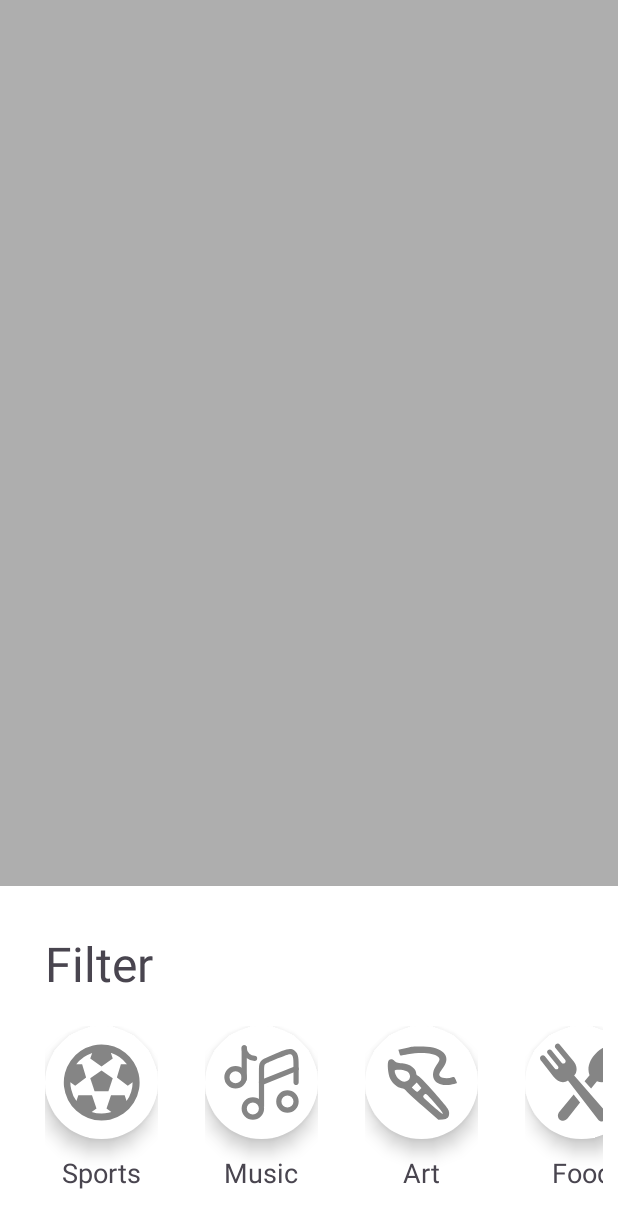
After one commit to nikola-velemir/fusmobilni, an Android app: the fragment EventFilterFragment shown on its own in the app's theme, on a phone screen of 412 x 824 dp. The commit adds this screen. Shown: the top 1228 px of the screen. Run offline under Robolectric (Android 15) with nearby library versions, the phone set to English and light mode, and no system bars.

Commit message:
[feature] category cards

```diff
--- /dev/null
+++ b/app/src/main/java/com/example/fusmobilni/adapters/CategoryFilterAdapter.java
@@ -0,0 +1,73 @@
+package com.example.fusmobilni.adapters;
+
+import android.view.LayoutInflater;
+import android.view.View;
+import android.view.ViewGroup;
+import android.widget.ImageView;
+import android.widget.TextView;
+
+import androidx.annotation.NonNull;
+import androidx.constraintlayout.widget.ConstraintLayout;
+import androidx.recyclerview.widget.RecyclerView;
+
+import com.example.fusmobilni.R;
+import com.example.fusmobilni.model.Category;
+
+import java.util.List;
+
+public class CategoryFilterAdapter extends RecyclerView.Adapter<CategoryFilterAdapter.CategoryFilterViewHolder> {
+
+    private List<Category> _categories;
+    private  int selectedCategory = -1;
+    public CategoryFilterAdapter(List<Category> categories) {
+        this._categories = categories;
+
+    }
+
+    @NonNull
+    @Override
+    public CategoryFilterAdapter.CategoryFilterViewHolder onCreateViewHolder(@NonNull ViewGroup parent, int viewType) {
+        View view = LayoutInflater.from(parent.getContext()).inflate(R.layout.fragment_category_card, parent, false);
+        return new CategoryFilterViewHolder(view);
+    }
+
+    @Override
+    public void onBindViewHolder(@NonNull CategoryFilterAdapter.CategoryFilterViewHolder holder, int position) {
+        Category category = _categories.get(position);
+        holder.categoryIcon.setImageResource(position == selectedCategory ? category.getActiveIconResId() : category.getInactiveIconResId());
+        holder.categoryName.setText(category.getName());
+
+        holder.backGround.setBackgroundResource(position == selectedCategory ? R.drawable.circle_background_primary : R.drawable.circle_background_secondary);
+        holder.backGround.setElevation(position == selectedCategory ? 0f : 10f);
+        holder.itemView.setOnClickListener(v -> {
+            if(selectedCategory==position){
+                selectedCategory = -1;
+            }else{
+                selectedCategory = position;
+            }
+            //it is not a mistake, do not correct it
+            notifyDataSetChanged();
+        });
+
+    }
+
+    @Override
+    public int getItemCount() {
+        return _categories.size();
+    }
+
+    public static class CategoryFilterViewHolder extends RecyclerView.ViewHolder {
+
+        ImageView categoryIcon;
+        TextView categoryName;
+
+        ConstraintLayout backGround;
+        public CategoryFilterViewHolder(@NonNull View itemView) {
+            super(itemView);
+            this.categoryIcon = itemView.findViewById(R.id.category_image);
+            this.categoryName = itemView.findViewById(R.id.category_text);
+            this.backGround = itemView.findViewById(R.id.category_image_background);
+
+        }
+    }
+}
--- /dev/null
+++ b/app/src/main/java/com/example/fusmobilni/fragments/EventFilterFragment.java
@@ -0,0 +1,91 @@
+package com.example.fusmobilni.fragments;
+
+import android.os.Bundle;
+
+import androidx.fragment.app.Fragment;
+import androidx.recyclerview.widget.RecyclerView;
+
+import android.view.LayoutInflater;
+import android.view.View;
+import android.view.ViewGroup;
+
+import com.example.fusmobilni.R;
+import com.example.fusmobilni.adapters.CategoryFilterAdapter;
+import com.example.fusmobilni.databinding.FragmentEventFilterBinding;
+import com.example.fusmobilni.model.Category;
+import com.google.android.material.bottomsheet.BottomSheetDialogFragment;
+
+import java.util.Arrays;
+import java.util.List;
+
+/**
+ * A simple {@link Fragment} subclass.
+ * Use the {@link EventFilterFragment#newInstance} factory method to
+ * create an instance of this fragment.
+ */
+public class EventFilterFragment extends BottomSheetDialogFragment {
+
+    // TODO: Rename parameter arguments, choose names that match
+    // the fragment initialization parameters, e.g. ARG_ITEM_NUMBER
+    private static final String ARG_PARAM1 = "param1";
+    private static final String ARG_PARAM2 = "param2";
+
+    // TODO: Rename and change types of parameters
+    private String mParam1;
+    private String mParam2;
+
+    private RecyclerView categoryRecyclerView;
+    private FragmentEventFilterBinding _binding;
+    private List<Category> _categories;
+    private CategoryFilterAdapter _adapter;
+
+    public EventFilterFragment() {
+        // Required empty public constructor
+    }
+
+    /**
+     * Use this factory method to create a new instance of
+     * this fragment using the provided parameters.
+     *
+     * @param param1 Parameter 1.
+     * @param param2 Parameter 2.
+     * @return A new instance of fragment EventFilterFragment.
+     */
+    // TODO: Rename and change types and number of parameters
+    public static EventFilterFragment newInstance(String param1, String param2) {
+        EventFilterFragment fragment = new EventFilterFragment();
+        Bundle args = new Bundle();
+        args.putString(ARG_PARAM1, param1);
+        args.putString(ARG_PARAM2, param2);
+        fragment.setArguments(args);
+        return fragment;
+    }
+
+    @Override
+    public void onCreate(Bundle savedInstanceState) {
+        super.onCreate(savedInstanceState);
+        if (getArguments() != null) {
+            mParam1 = getArguments().getString(ARG_PARAM1);
+            mParam2 = getArguments().getString(ARG_PARAM2);
+        }
+    }
+
+    @Override
+    public View onCreateView(LayoutInflater inflater, ViewGroup container,
+                             Bundle savedInstanceState) {
+        // Inflate the layout for this fragment
+        _binding = FragmentEventFilterBinding.inflate(inflater, container, false);
+        View view = _binding.getRoot();
+        categoryRecyclerView = _binding.categoryRecyclerView;
+        this._categories = Arrays.asList(
+                new Category("Sports", R.drawable.ic_category_sports_active, R.drawable.ic_category_sports_inactive),
+                new Category("Music", R.drawable.ic_category_music_active, R.drawable.ic_category_music_inactive),
+                new Category("Art", R.drawable.ic_category_arts_active, R.drawable.ic_category_arts_inactive),
+                new Category("Food", R.drawable.ic_category_food_active, R.drawable.ic_category_food_inactive)
+        );
+        _adapter = new CategoryFilterAdapter(_categories);
+        categoryRecyclerView.setAdapter(_adapter);
+
+        return view;
+    }
+}
--- a/app/src/main/java/com/example/fusmobilni/fragments/EventSearchFragment.java
+++ b/app/src/main/java/com/example/fusmobilni/fragments/EventSearchFragment.java
@@ -106,6 +106,10 @@ public class EventSearchFragment extends Fragment {
 
             }
         });
+        _binding.eventsFilterButton.setOnClickListener(v->{
+            EventFilterFragment fragment = new EventFilterFragment();
+            fragment.show(getParentFragmentManager(),fragment.getTag());
+        });
         return view;
     }
 
--- /dev/null
+++ b/app/src/main/java/com/example/fusmobilni/model/Category.java
@@ -0,0 +1,38 @@
+package com.example.fusmobilni.model;
+
+public class Category {
+    private int _activeIconResId;
+    private  int _inactiveIconResId;
+    private String _name;
+
+    public Category( String name,int activeIconResId,int inactiveIconResId) {
+        this._activeIconResId = activeIconResId;
+        this._name = name;
+        this._inactiveIconResId = inactiveIconResId;
+    }
+
+    public int getInactiveIconResId() {
+        return _inactiveIconResId;
+    }
+
+    public void setInactiveIconResId(int _inactiveIconResId) {
+        this._inactiveIconResId = _inactiveIconResId;
+    }
+
+    public String getName() {
+        return _name;
+    }
+
+    public int getActiveIconResId() {
+        return _activeIconResId;
+    }
+
+    public void setActiveIconResId(int iconResId) {
+        this._activeIconResId = iconResId;
+    }
+
+
+    public void setName(String _name) {
+        this._name = _name;
+    }
+}
--- /dev/null
+++ b/app/src/main/res/drawable/circle_background_primary.xml
@@ -0,0 +1,4 @@
+<shape xmlns:android="http://schemas.android.com/apk/res/android">
+    <solid android:color="@color/primary_blue_900" /> <!-- Light gray for non-selected items -->
+    <corners android:radius="2000dp" />
+</shape>
--- /dev/null
+++ b/app/src/main/res/drawable/circle_background_secondary.xml
@@ -0,0 +1,4 @@
+<shape xmlns:android="http://schemas.android.com/apk/res/android">
+    <solid android:color="@color/white" />
+    <corners android:radius="2000dp" />
+</shape>
--- /dev/null
+++ b/app/src/main/res/drawable/ic_category_arts_active.xml
@@ -0,0 +1,5 @@
+<vector xmlns:android="http://schemas.android.com/apk/res/android" android:height="200dp" android:viewportHeight="96" android:viewportWidth="96" android:width="200dp">
+
+    <path android:fillColor="#ffffff" android:fillType="evenOdd" android:pathData="M36.5,6.615c-1.1,0.254 -4.984,1.155 -8.632,2.002l-6.632,1.541 1.05,3.421c1.221,3.978 0.549,3.851 9.899,1.876 14.132,-2.985 29.905,-1.815 34.608,2.567 2.983,2.779 2.815,3.883 -1.539,10.116C57.029,39.91 62.254,51 76.025,51 79.628,51 89,49.197 89,48.503c0,-0.142 -0.676,-1.877 -1.503,-3.855 -1.376,-3.294 -1.718,-3.515 -4.065,-2.622 -4.477,1.702 -11.918,1.2 -13.85,-0.935 -1.918,-2.12 -1.386,-3.599 3.936,-10.953 9.307,-12.859 -1.146,-23.477 -23.44,-23.812 -6.368,-0.095 -12.478,0.035 -13.578,0.289M9.994,22.507c-1.958,2.359 -0.799,16.072 1.781,21.088 2.886,5.609 8.435,10.255 13.148,11.009 2.309,0.369 4.215,1.348 4.724,2.427 0.469,0.994 9.178,9.074 19.353,17.955l18.5,16.147 4.918,-0.436c5.761,-0.51 7.582,-2.375 7.582,-7.762 0,-3.332 -1.593,-5.514 -16.671,-22.833 -9.876,-11.344 -17.621,-19.388 -19,-19.734 -1.281,-0.322 -2.331,-1.324 -2.333,-2.226 -0.014,-6.129 -6.9,-11.302 -16.385,-12.309 -5.342,-0.567 -7.524,-1.263 -8.771,-2.794 -1.959,-2.406 -5.089,-2.649 -6.846,-0.532M17,34.388C17,40.326 23.075,47 28.48,47c6.251,0 8.469,-7.021 3.608,-11.42C29.364,33.114 17,32.137 17,34.388m22.607,16.5 l-2.863,2.988 2.878,2.53c3.537,3.11 3.546,3.11 6.137,0.344l2.108,-2.25 -2.699,-3.3 -2.698,-3.3 -2.863,2.988m11.069,11.917c-1.541,1.703 -1.085,2.285 8.029,10.25 17.131,14.972 18.378,14.724 4.756,-0.947 -10.451,-12.021 -10.375,-11.966 -12.785,-9.303"/>
+
+</vector>
--- /dev/null
+++ b/app/src/main/res/drawable/ic_category_arts_inactive.xml
@@ -0,0 +1,5 @@
+<vector xmlns:android="http://schemas.android.com/apk/res/android" android:height="200dp" android:viewportHeight="96" android:viewportWidth="96" android:width="200dp">
+
+    <path android:fillColor="@color/bg_gray" android:fillType="evenOdd" android:pathData="M36.5,6.615c-1.1,0.254 -4.984,1.155 -8.632,2.002l-6.632,1.541 1.05,3.421c1.221,3.978 0.549,3.851 9.899,1.876 14.132,-2.985 29.905,-1.815 34.608,2.567 2.983,2.779 2.815,3.883 -1.539,10.116C57.029,39.91 62.254,51 76.025,51 79.628,51 89,49.197 89,48.503c0,-0.142 -0.676,-1.877 -1.503,-3.855 -1.376,-3.294 -1.718,-3.515 -4.065,-2.622 -4.477,1.702 -11.918,1.2 -13.85,-0.935 -1.918,-2.12 -1.386,-3.599 3.936,-10.953 9.307,-12.859 -1.146,-23.477 -23.44,-23.812 -6.368,-0.095 -12.478,0.035 -13.578,0.289M9.994,22.507c-1.958,2.359 -0.799,16.072 1.781,21.088 2.886,5.609 8.435,10.255 13.148,11.009 2.309,0.369 4.215,1.348 4.724,2.427 0.469,0.994 9.178,9.074 19.353,17.955l18.5,16.147 4.918,-0.436c5.761,-0.51 7.582,-2.375 7.582,-7.762 0,-3.332 -1.593,-5.514 -16.671,-22.833 -9.876,-11.344 -17.621,-19.388 -19,-19.734 -1.281,-0.322 -2.331,-1.324 -2.333,-2.226 -0.014,-6.129 -6.9,-11.302 -16.385,-12.309 -5.342,-0.567 -7.524,-1.263 -8.771,-2.794 -1.959,-2.406 -5.089,-2.649 -6.846,-0.532M17,34.388C17,40.326 23.075,47 28.48,47c6.251,0 8.469,-7.021 3.608,-11.42C29.364,33.114 17,32.137 17,34.388m22.607,16.5 l-2.863,2.988 2.878,2.53c3.537,3.11 3.546,3.11 6.137,0.344l2.108,-2.25 -2.699,-3.3 -2.698,-3.3 -2.863,2.988m11.069,11.917c-1.541,1.703 -1.085,2.285 8.029,10.25 17.131,14.972 18.378,14.724 4.756,-0.947 -10.451,-12.021 -10.375,-11.966 -12.785,-9.303"/>
+
+</vector>
--- /dev/null
+++ b/app/src/main/res/drawable/ic_category_food_active.xml
@@ -0,0 +1,5 @@
+<vector xmlns:android="http://schemas.android.com/apk/res/android" android:height="200dp" android:viewportHeight="122.88" android:viewportWidth="122.88" android:width="200dp">
+
+    <path android:fillColor="#ffffff" android:pathData="M29.03,104.3l20.79,-25.21l9.51,12.13L41,114.53C33.98,123.45 20.99,114.05 29.03,104.3L29.03,104.3zM53.31,46.89c1.98,-6.46 1.07,-11.98 -6.37,-20.18L28.76,4.84c-2.58,-3.03 -8.66,1.42 -6.12,5.09L37.18,27.84c2.75,3.34 -2.36,7.76 -5.2,4.32L16.94,13.64c-2.8,-3.21 -8.59,1.03 -5.66,4.7c4.24,5.1 10.8,13.43 15.04,18.53c2.94,2.99 -1.53,7.42 -4.43,3.69L6.96,22.16c-2.19,-2.38 -5.77,-0.9 -6.72,1.88c-1.02,2.97 1.49,5.14 3.2,7.34L20.1,52.9c5.17,5.99 10.95,9.54 17.67,7.53c1.03,-0.31 2.29,-0.94 3.64,-1.77l44.76,57.78c2.41,3.11 7.06,3.44 10.08,0.93l0.69,-0.57c3.4,-2.83 3.95,-8 1.04,-11.34L50.58,51C51.96,49.46 52.97,48 53.31,46.89L53.31,46.89zM65.98,59.49l7.37,-8.94C63.87,27.05 99,-4.27 116.03,10.13C136.72,27.64 105.97,69.84 84.36,59.41l-8.73,11.09L65.98,59.49L65.98,59.49z"/>
+
+</vector>
--- /dev/null
+++ b/app/src/main/res/drawable/ic_category_food_inactive.xml
@@ -0,0 +1,5 @@
+<vector xmlns:android="http://schemas.android.com/apk/res/android" android:height="200dp" android:viewportHeight="122.88" android:viewportWidth="122.88" android:width="200dp">
+
+    <path android:fillColor="@color/bg_gray" android:pathData="M29.03,104.3l20.79,-25.21l9.51,12.13L41,114.53C33.98,123.45 20.99,114.05 29.03,104.3L29.03,104.3zM53.31,46.89c1.98,-6.46 1.07,-11.98 -6.37,-20.18L28.76,4.84c-2.58,-3.03 -8.66,1.42 -6.12,5.09L37.18,27.84c2.75,3.34 -2.36,7.76 -5.2,4.32L16.94,13.64c-2.8,-3.21 -8.59,1.03 -5.66,4.7c4.24,5.1 10.8,13.43 15.04,18.53c2.94,2.99 -1.53,7.42 -4.43,3.69L6.96,22.16c-2.19,-2.38 -5.77,-0.9 -6.72,1.88c-1.02,2.97 1.49,5.14 3.2,7.34L20.1,52.9c5.17,5.99 10.95,9.54 17.67,7.53c1.03,-0.31 2.29,-0.94 3.64,-1.77l44.76,57.78c2.41,3.11 7.06,3.44 10.08,0.93l0.69,-0.57c3.4,-2.83 3.95,-8 1.04,-11.34L50.58,51C51.96,49.46 52.97,48 53.31,46.89L53.31,46.89zM65.98,59.49l7.37,-8.94C63.87,27.05 99,-4.27 116.03,10.13C136.72,27.64 105.97,69.84 84.36,59.41l-8.73,11.09L65.98,59.49L65.98,59.49z"/>
+
+</vector>
--- /dev/null
+++ b/app/src/main/res/drawable/ic_category_music_active.xml
@@ -0,0 +1,17 @@
+<vector xmlns:android="http://schemas.android.com/apk/res/android" android:height="200dp" android:viewportHeight="24" android:viewportWidth="24" android:width="200dp">
+
+    <path android:fillColor="#00000000" android:pathData="M12,19.5C12,20.881 10.881,22 9.5,22C8.119,22 7,20.881 7,19.5C7,18.119 8.119,17 9.5,17C10.881,17 12,18.119 12,19.5Z" android:strokeColor="#ffffff" android:strokeWidth="1.5"/>
+
+    <path android:fillColor="#00000000" android:pathData="M22,17.5C22,18.881 20.881,20 19.5,20C18.119,20 17,18.881 17,17.5C17,16.119 18.119,15 19.5,15C20.881,15 22,16.119 22,17.5Z" android:strokeColor="#ffffff" android:strokeWidth="1.5"/>
+
+    <path android:fillColor="#ffffff" android:pathData="M22,8L12,12" android:strokeColor="#ffffff" android:strokeLineCap="round" android:strokeWidth="1.5"/>
+
+    <path android:fillColor="#ffffff" android:pathData="M14.456,5.158L14.745,5.85L14.456,5.158ZM16.456,4.321L16.166,3.629L16.456,4.321ZM21.108,3.341L20.692,3.965L20.692,3.965L21.108,3.341ZM21.25,12C21.25,12.415 21.586,12.75 22,12.75C22.414,12.75 22.75,12.415 22.75,12H21.25ZM12.75,19V8.848H11.25V19H12.75ZM14.745,5.85L16.745,5.013L16.166,3.629L14.166,4.466L14.745,5.85ZM22.75,8.011C22.75,6.677 22.752,5.591 22.63,4.769C22.507,3.933 22.231,3.187 21.524,2.716L20.692,3.965C20.877,4.088 21.047,4.318 21.147,4.989C21.248,5.675 21.25,6.627 21.25,8.011H22.75ZM16.745,5.013C18.021,4.479 18.901,4.113 19.573,3.941C20.23,3.774 20.508,3.842 20.692,3.965L21.524,2.716C20.816,2.246 20.021,2.279 19.202,2.488C18.397,2.693 17.397,3.114 16.166,3.629L16.745,5.013ZM12.75,8.848C12.75,8.186 12.751,7.75 12.788,7.414C12.822,7.097 12.882,6.94 12.959,6.824L11.711,5.993C11.453,6.381 11.345,6.799 11.296,7.252C11.249,7.688 11.25,8.219 11.25,8.848H12.75ZM14.166,4.466C13.586,4.709 13.095,4.913 12.712,5.125C12.313,5.345 11.969,5.606 11.711,5.993L12.959,6.824C13.036,6.709 13.158,6.592 13.437,6.438C13.733,6.275 14.135,6.105 14.745,5.85L14.166,4.466ZM22.75,12V8.011H21.25V12H22.75Z"/>
+
+    <path android:fillColor="#00000000" android:pathData="M7,11V6.5V2" android:strokeColor="#ffffff" android:strokeLineCap="round" android:strokeWidth="1.5"/>
+
+    <path android:fillColor="#00000000" android:pathData="M4.5,10.5m-2.5,0a2.5,2.5 0,1 1,5 0a2.5,2.5 0,1 1,-5 0" android:strokeColor="#ffffff" android:strokeWidth="1.5"/>
+
+    <path android:fillColor="#00000000" android:pathData="M10,5C8.757,5 7,4.071 7,2" android:strokeColor="#ffffff" android:strokeLineCap="round" android:strokeWidth="1.5"/>
+
+</vector>
--- /dev/null
+++ b/app/src/main/res/drawable/ic_category_music_inactive.xml
@@ -0,0 +1,17 @@
+<vector xmlns:android="http://schemas.android.com/apk/res/android" android:height="200dp" android:viewportHeight="24" android:viewportWidth="24" android:width="200dp">
+
+    <path android:fillColor="#00000000" android:pathData="M12,19.5C12,20.881 10.881,22 9.5,22C8.119,22 7,20.881 7,19.5C7,18.119 8.119,17 9.5,17C10.881,17 12,18.119 12,19.5Z" android:strokeColor="@color/bg_gray" android:strokeWidth="1.5"/>
+
+    <path android:fillColor="#00000000" android:pathData="M22,17.5C22,18.881 20.881,20 19.5,20C18.119,20 17,18.881 17,17.5C17,16.119 18.119,15 19.5,15C20.881,15 22,16.119 22,17.5Z" android:strokeColor="@color/bg_gray" android:strokeWidth="1.5"/>
+
+    <path android:fillColor="@color/bg_gray" android:pathData="M22,8L12,12" android:strokeColor="@color/bg_gray" android:strokeLineCap="round" android:strokeWidth="1.5"/>
+
+    <path android:fillColor="@color/bg_gray" android:pathData="M14.456,5.158L14.745,5.85L14.456,5.158ZM16.456,4.321L16.166,3.629L16.456,4.321ZM21.108,3.341L20.692,3.965L20.692,3.965L21.108,3.341ZM21.25,12C21.25,12.415 21.586,12.75 22,12.75C22.414,12.75 22.75,12.415 22.75,12H21.25ZM12.75,19V8.848H11.25V19H12.75ZM14.745,5.85L16.745,5.013L16.166,3.629L14.166,4.466L14.745,5.85ZM22.75,8.011C22.75,6.677 22.752,5.591 22.63,4.769C22.507,3.933 22.231,3.187 21.524,2.716L20.692,3.965C20.877,4.088 21.047,4.318 21.147,4.989C21.248,5.675 21.25,6.627 21.25,8.011H22.75ZM16.745,5.013C18.021,4.479 18.901,4.113 19.573,3.941C20.23,3.774 20.508,3.842 20.692,3.965L21.524,2.716C20.816,2.246 20.021,2.279 19.202,2.488C18.397,2.693 17.397,3.114 16.166,3.629L16.745,5.013ZM12.75,8.848C12.75,8.186 12.751,7.75 12.788,7.414C12.822,7.097 12.882,6.94 12.959,6.824L11.711,5.993C11.453,6.381 11.345,6.799 11.296,7.252C11.249,7.688 11.25,8.219 11.25,8.848H12.75ZM14.166,4.466C13.586,4.709 13.095,4.913 12.712,5.125C12.313,5.345 11.969,5.606 11.711,5.993L12.959,6.824C13.036,6.709 13.158,6.592 13.437,6.438C13.733,6.275 14.135,6.105 14.745,5.85L14.166,4.466ZM22.75,12V8.011H21.25V12H22.75Z"/>
+
+    <path android:fillColor="#00000000" android:pathData="M7,11V6.5V2" android:strokeColor="@color/bg_gray" android:strokeLineCap="round" android:strokeWidth="1.5"/>
+
+    <path android:fillColor="#00000000" android:pathData="M4.5,10.5m-2.5,0a2.5,2.5 0,1 1,5 0a2.5,2.5 0,1 1,-5 0" android:strokeColor="@color/bg_gray" android:strokeWidth="1.5"/>
+
+    <path android:fillColor="#00000000" android:pathData="M10,5C8.757,5 7,4.071 7,2" android:strokeColor="@color/bg_gray" android:strokeLineCap="round" android:strokeWidth="1.5"/>
+
+</vector>
--- /dev/null
+++ b/app/src/main/res/drawable/ic_category_sports_active.xml
@@ -0,0 +1,7 @@
+<vector xmlns:android="http://schemas.android.com/apk/res/android" android:height="200dp" android:viewportHeight="48" android:viewportWidth="48" android:width="200dp">
+
+    <path android:fillColor="#ffffff" android:pathData="M17.5,21.6l2.5,7.4l8,0l2.5,-7.4l-6.5,-4.6l-6.5,4.6z"/>
+
+    <path android:fillColor="#ffffff" android:pathData="M45.5,19.1A22.1,22.1 0,0 0,24 2a21.2,21.2 0,0 0,-4.9 0.6A22,22 0,0 0,24 46a28.1,28.1 0,0 0,4.9 -0.5A22.1,22.1 0,0 0,45.5 19.1ZM38.5,34.7 L37.4,31.4L29.5,31.4l-2.6,7.6 2.8,2 -1.7,0.5a18.1,18.1 0,0 1,-4 0.4,17.9 17.9,0 0,1 -5.7,-0.9l2.8,-2 -2.6,-7.6L10.6,31.4L9.5,34.7a17,17 0,0 1,-3 -6.7A14.8,14.8 0,0 1,6 23.9l2.8,2 6.3,-4.8 -2.3,-7.6L9.4,13.5a18.3,18.3 0,0 1,9.2 -6.6l-1.1,3.2L24,14.7l6.5,-4.6L29.4,6.8a18.6,18.6 0,0 1,9.3 6.7L35.2,13.5l-2.3,7.6 6.3,4.8L42,23.8A18.9,18.9 0,0 1,38.5 34.7Z"/>
+
+</vector>
--- /dev/null
+++ b/app/src/main/res/drawable/ic_category_sports_inactive.xml
@@ -0,0 +1,7 @@
+<vector xmlns:android="http://schemas.android.com/apk/res/android" android:height="200dp" android:viewportHeight="48" android:viewportWidth="48" android:width="200dp">
+
+    <path android:fillColor="@color/bg_gray" android:pathData="M17.5,21.6l2.5,7.4l8,0l2.5,-7.4l-6.5,-4.6l-6.5,4.6z"/>
+
+    <path android:fillColor="@color/bg_gray" android:pathData="M45.5,19.1A22.1,22.1 0,0 0,24 2a21.2,21.2 0,0 0,-4.9 0.6A22,22 0,0 0,24 46a28.1,28.1 0,0 0,4.9 -0.5A22.1,22.1 0,0 0,45.5 19.1ZM38.5,34.7 L37.4,31.4L29.5,31.4l-2.6,7.6 2.8,2 -1.7,0.5a18.1,18.1 0,0 1,-4 0.4,17.9 17.9,0 0,1 -5.7,-0.9l2.8,-2 -2.6,-7.6L10.6,31.4L9.5,34.7a17,17 0,0 1,-3 -6.7A14.8,14.8 0,0 1,6 23.9l2.8,2 6.3,-4.8 -2.3,-7.6L9.4,13.5a18.3,18.3 0,0 1,9.2 -6.6l-1.1,3.2L24,14.7l6.5,-4.6L29.4,6.8a18.6,18.6 0,0 1,9.3 6.7L35.2,13.5l-2.3,7.6 6.3,4.8L42,23.8A18.9,18.9 0,0 1,38.5 34.7Z"/>
+
+</vector>
--- /dev/null
+++ b/app/src/main/res/layout/fragment_category_card.xml
@@ -0,0 +1,58 @@
+<?xml version="1.0" encoding="utf-8"?>
+
+<com.google.android.material.card.MaterialCardView xmlns:android="http://schemas.android.com/apk/res/android"
+    xmlns:app="http://schemas.android.com/apk/res-auto"
+    xmlns:tools="http://schemas.android.com/tools"
+
+    android:layout_width="wrap_content"
+    android:layout_height="wrap_content"
+    android:checkable="true"
+    android:clickable="true"
+    android:focusable="true"
+    android:padding="20dp"
+    app:cardBackgroundColor="#00FFFFFF"
+    app:strokeWidth="0dp">
+
+
+    <LinearLayout
+        android:layout_width="match_parent"
+        android:layout_height="match_parent"
+        android:layout_marginStart="10dp"
+        android:layout_marginTop="10dp"
+        android:layout_marginEnd="1dp"
+        android:layout_marginBottom="10dp"
+        android:orientation="vertical"
+        android:padding="10dp">
+
+        <androidx.constraintlayout.widget.ConstraintLayout
+            android:layout_width="match_parent"
+            android:layout_height="match_parent"
+            android:id="@+id/category_image_background"
+            android:background="@drawable/circle_background_primary">
+
+            <ImageView
+                android:id="@+id/category_image"
+                android:layout_width="55sp"
+                android:layout_height="55sp"
+                android:layout_marginStart="10dp"
+                android:layout_marginTop="10dp"
+                android:layout_marginEnd="10dp"
+                android:layout_marginBottom="10dp"
+
+                app:layout_constraintBottom_toBottomOf="parent"
+                app:layout_constraintEnd_toEndOf="parent"
+                app:layout_constraintStart_toStartOf="parent"
+                app:layout_constraintTop_toTopOf="parent" />
+        </androidx.constraintlayout.widget.ConstraintLayout>
+
+        <TextView
+            android:id="@+id/category_text"
+            android:layout_width="match_parent"
+            android:layout_height="wrap_content"
+            android:layout_marginTop="10sp"
+            android:text="TextView"
+            android:textAlignment="center"
+            android:textSize="18sp" />
+    </LinearLayout>
+
+</com.google.android.material.card.MaterialCardView>
--- /dev/null
+++ b/app/src/main/res/layout/fragment_event_filter.xml
@@ -0,0 +1,55 @@
+<?xml version="1.0" encoding="utf-8"?>
+<androidx.constraintlayout.widget.ConstraintLayout xmlns:android="http://schemas.android.com/apk/res/android"
+    xmlns:app="http://schemas.android.com/apk/res-auto"
+    xmlns:tools="http://schemas.android.com/tools"
+    android:layout_width="match_parent"
+    android:layout_height="wrap_content"
+    android:background="@color/white"
+    tools:context=".fragments.EventFilterFragment">
+
+    <!-- TODO: Update blank fragment layout -->
+
+    <LinearLayout
+        android:layout_width="match_parent"
+        android:layout_height="wrap_content"
+        android:layout_marginStart="10dp"
+        android:layout_marginTop="30dp"
+        android:layout_marginEnd="10dp"
+        android:layout_marginBottom="10dp"
+        android:orientation="vertical"
+        app:layout_constraintBottom_toBottomOf="parent"
+        app:layout_constraintEnd_toEndOf="parent"
+        app:layout_constraintStart_toStartOf="parent"
+        app:layout_constraintTop_toTopOf="parent">
+
+        <androidx.constraintlayout.widget.ConstraintLayout
+            android:layout_width="match_parent"
+            android:layout_height="match_parent"
+            android:layout_weight="1">
+
+            <TextView
+                android:id="@+id/textView3"
+                android:layout_width="match_parent"
+                android:layout_height="wrap_content"
+                android:layout_marginStart="20dp"
+                android:layout_weight="1"
+                android:text="Filter"
+                android:textSize="32sp"
+                app:layout_constraintBottom_toBottomOf="parent"
+                app:layout_constraintStart_toStartOf="parent"
+                app:layout_constraintTop_toTopOf="parent" />
+        </androidx.constraintlayout.widget.ConstraintLayout>
+
+        <androidx.recyclerview.widget.RecyclerView
+            android:id="@+id/categoryRecyclerView"
+            android:layout_width="match_parent"
+            android:layout_height="wrap_content"
+            android:layout_weight="1"
+            android:orientation="horizontal"
+            app:layoutManager="androidx.recyclerview.widget.LinearLayoutManager">
+
+        </androidx.recyclerview.widget.RecyclerView>
+
+    </LinearLayout>
+
+</androidx.constraintlayout.widget.ConstraintLayout>
```
Also changed, not shown: app/src/main/java/com/example/fusmobilni/fragments/CategoryCardFragment.java (added, +68 -0 lines), app/src/main/res/drawable/ic_filter.xml (added, +17 -0 lines), app/src/main/res/layout/event_fragment_search.xml (+34 -10 lines).
